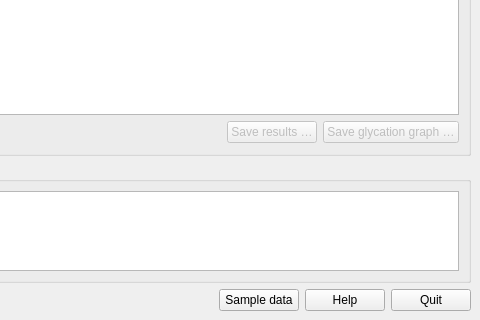
The window that main_window.ui (cdl-biosimilars/cafog) describes before a commit, drawn with Qt 5; both pictures show x 592 to 1072 and y 501 to 821 of the 1072 by 821 pixel window.
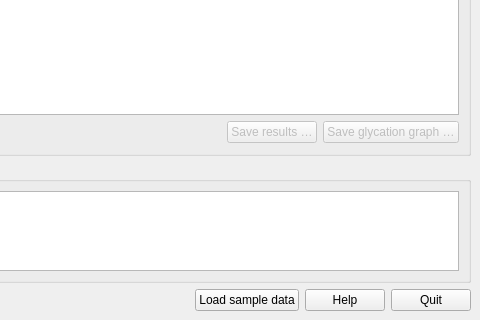
The same window after the commit. Custom widgets are drawn as their Qt base class.

Commit message: draft of whatsthis texts

Diff of the .ui file:
```diff
--- a/main_window.ui
+++ b/main_window.ui
@@ -454,7 +454,7 @@
       <item>
        <widget class="QPushButton" name="btSampleData">
         <property name="text">
-         <string>Sample data</string>
+         <string>Load sample data</string>
         </property>
        </widget>
       </item>
```
Left out of the diff: 49 changed lines with no effect on the pictures. The commit also changes 1 other file.
